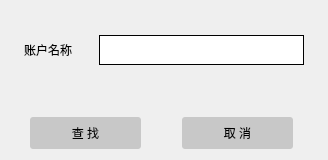
The window that Linpop/ui/addfriend.ui (asdfz1346/linpop) describes before a commit, drawn with Qt 5.
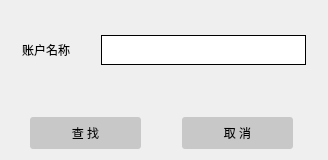
The same window after the commit. Icons and pictures are not drawn.

Patch:
```diff
--- a/Linpop/ui/addfriend.ui
+++ b/Linpop/ui/addfriend.ui
@@ -61,7 +61,7 @@
     <widget class="QLabel" name="label">
      <property name="geometry">
       <rect>
-       <x>24</x>
+       <x>22</x>
        <y>35</y>
        <width>70</width>
        <height>30</height>
@@ -89,7 +89,7 @@
     <widget class="QLineEdit" name="idEdit">
      <property name="geometry">
       <rect>
-       <x>99</x>
+       <x>101</x>
        <y>35</y>
        <width>205</width>
        <height>30</height>
```
Left out of the diff: 11 changed lines with no effect on the pictures.
